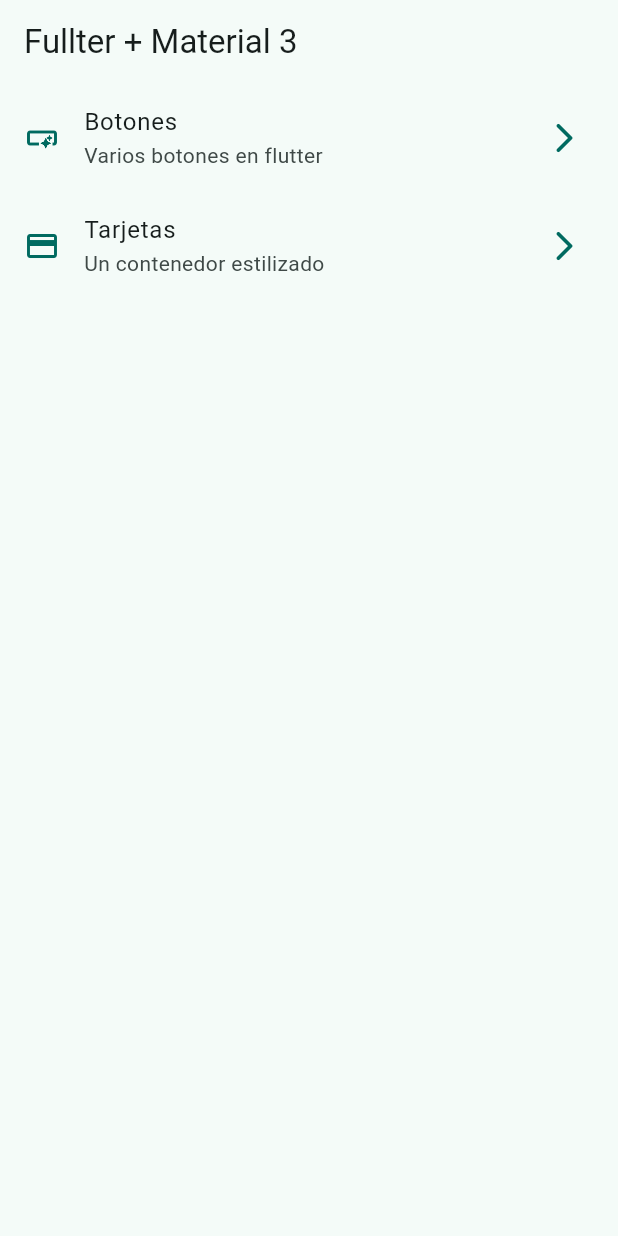
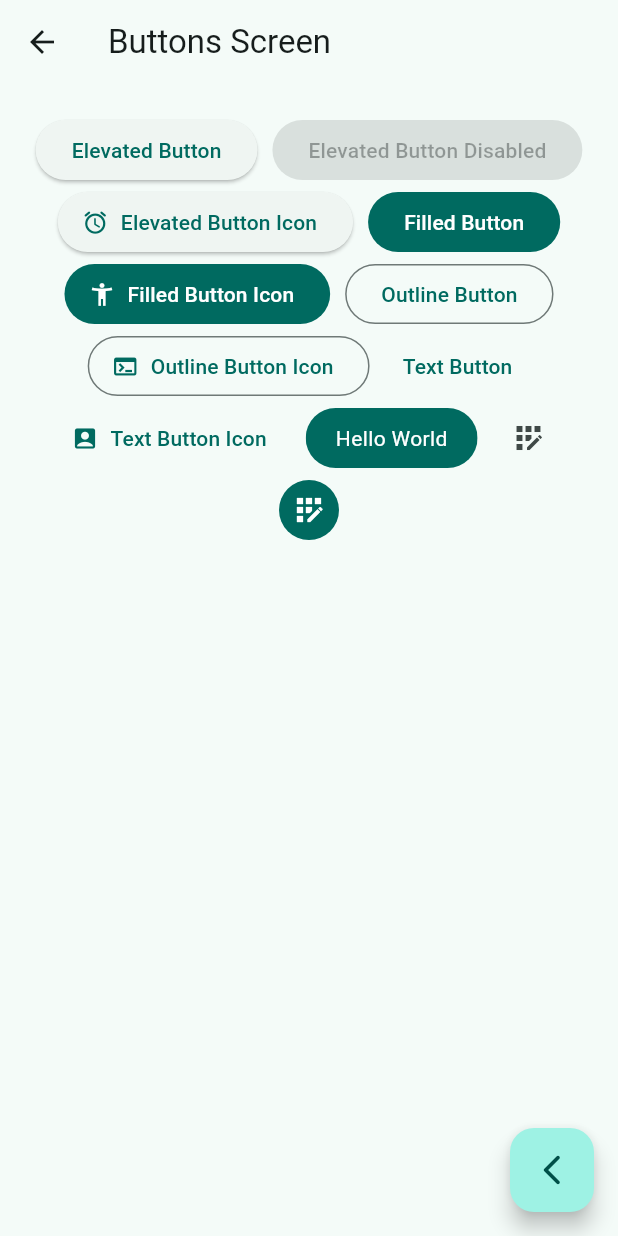
Before and after one commit to nicfuenzalidacontreras/flutter-movil, a Flutter app: the screen it shows after launch, after a tap on "Botones", on a phone screen of 412 x 824 dp. Run offline on Flutter 3.47's test engine with Material 2 defaults, Android fonts, the phone set to English and light mode, and no system bars; our stand-ins replace animate_do, dio, go_router, video_player.

Commit message:
widgets app parte dos

```diff
--- /dev/null
+++ b/05_widgets_app/lib/config/router/app_router.dart
@@ -0,0 +1,23 @@
+import 'package:go_router/go_router.dart';
+import 'package:widgets_app/presentation/screens/screens.dart';
+
+final appRouter = GoRouter(
+  initialLocation: '/',
+  routes: [
+    GoRoute(
+      path: '/',
+      name: HomeScreen.name,
+      builder: (context, state) => const HomeScreen(),
+    ),
+    GoRoute(
+      path: '/buttons',
+      name: ButtonsScreen.name,
+      builder: (context, state) => const ButtonsScreen(),
+    ),
+    GoRoute(
+      path: '/cards',
+      name: CardsScreen.name,
+      builder: (context, state) => const CardsScreen(),
+    ),
+  ],
+);
--- a/05_widgets_app/lib/main.dart
+++ b/05_widgets_app/lib/main.dart
@@ -1,6 +1,6 @@
 import 'package:flutter/material.dart';
+import 'package:widgets_app/config/router/app_router.dart';
 import 'package:widgets_app/config/themes/app_theme.dart';
-import 'package:widgets_app/presentation/screens/home/home_screen.dart';
 
 void main() {
   runApp(const MainApp());
@@ -11,10 +11,10 @@
 
   @override
   Widget build(BuildContext context) {
-    return MaterialApp(
+    return MaterialApp.router(
+      routerConfig: appRouter,
       debugShowCheckedModeBanner: false,
       theme: AppTheme(selectedColor: 1).getTheme(),
-      home: const HomeScreen(),
     );
   }
 }
--- /dev/null
+++ b/05_widgets_app/lib/presentation/screens/buttons/buttons_screen.dart
@@ -0,0 +1,108 @@
+import 'package:flutter/material.dart';
+import 'package:go_router/go_router.dart';
+
+class ButtonsScreen extends StatelessWidget {
+  static const String name = 'buttons_screen';
+
+  const ButtonsScreen({super.key});
+
+  @override
+  Widget build(BuildContext context) {
+    return Scaffold(
+      appBar: AppBar(
+        title: const Text('Buttons Screen'),
+      ),
+      body: const _ButtonsView(),
+      floatingActionButton: FloatingActionButton(
+        child: const Icon(Icons.arrow_back_ios_new_rounded),
+        onPressed: () {
+          context.pop();
+        },
+      ),
+    );
+  }
+}
+
+class _ButtonsView extends StatelessWidget {
+  const _ButtonsView({
+    super.key,
+  });
+
+  @override
+  Widget build(BuildContext context) {
+    final colors = Theme.of(context).colorScheme;
+
+    return SizedBox(
+      width: double.infinity,
+      child: Padding(
+        padding: const EdgeInsets.symmetric(horizontal: 10, vertical: 20),
+        child: Wrap(
+          spacing: 10,
+          crossAxisAlignment: WrapCrossAlignment.center,
+          alignment: WrapAlignment.center,
+          children: [
+            ElevatedButton(
+                onPressed: () {}, child: const Text('Elevated Button')),
+            const ElevatedButton(
+                onPressed: null, child: Text('Elevated Button Disabled')),
+            ElevatedButton.icon(
+              onPressed: () {},
+              icon: const Icon(Icons.access_alarm_rounded),
+              label: const Text('Elevated Button Icon'),
+            ),
+            FilledButton(onPressed: () {}, child: const Text('Filled Button')),
+            FilledButton.icon(
+                onPressed: () {},
+                icon: const Icon(Icons.accessibility_new),
+                label: const Text('Filled Button Icon')),
+            OutlinedButton(
+                onPressed: () {}, child: const Text('Outline Button')),
+            OutlinedButton.icon(
+              onPressed: () {},
+              icon: const Icon(Icons.terminal),
+              label: const Text('Outline Button Icon'),
+            ),
+            TextButton(onPressed: () {}, child: const Text('Text Button')),
+            TextButton.icon(
+              onPressed: () {},
+              icon: const Icon(Icons.account_box_rounded),
+              label: const Text('Text Button Icon'),
+            ),
+            const CustomButton(),
+            IconButton(
+                onPressed: () {}, icon: const Icon(Icons.app_registration)),
+            IconButton(
+                onPressed: () {},
+                icon: const Icon(Icons.app_registration),
+                style: ButtonStyle(
+                    backgroundColor: MaterialStatePropertyAll(colors.primary),
+                    iconColor: const MaterialStatePropertyAll(Colors.white))),
+          ],
+        ),
+      ),
+    );
+  }
+}
+
+class CustomButton extends StatelessWidget {
+  const CustomButton({super.key});
+
+  @override
+  Widget build(BuildContext context) {
+    final colors = Theme.of(context).colorScheme;
+
+    return ClipRRect(
+      borderRadius: BorderRadius.circular(20),
+      child: Material(
+        color: colors.primary,
+        child: InkWell(
+          onTap: () {},
+          child: const Padding(
+            padding: EdgeInsets.symmetric(horizontal: 20, vertical: 10),
+            child: Text('Hello World', style: TextStyle(color: Colors.white)),
+          ),
+        ),
+      ),
+    );
+  }
+}
--- /dev/null
+++ b/05_widgets_app/lib/presentation/screens/cards/cards_screen.dart
@@ -0,0 +1,17 @@
+import 'package:flutter/material.dart';
+
+class CardsScreen extends StatelessWidget {
+  static const String name = 'cards_screen';
+
+  const CardsScreen({super.key});
+
+  @override
+  Widget build(BuildContext context) {
+    return Scaffold(
+      appBar: AppBar(
+        title: const Text('Cards Screen'),
+      ),
+      body: const Placeholder(),
+    );
+  }
+}
--- a/05_widgets_app/lib/presentation/screens/home/home_screen.dart
+++ b/05_widgets_app/lib/presentation/screens/home/home_screen.dart
@@ -1,7 +1,10 @@
 import 'package:flutter/material.dart';
+import 'package:go_router/go_router.dart';
 import 'package:widgets_app/config/menu/menu_items.dart';
 
 class HomeScreen extends StatelessWidget {
+  static const String name = 'home_screen';
+
   const HomeScreen({super.key});
 
   @override
@@ -52,7 +55,15 @@
       title: Text(menuItem.title),
       subtitle: Text(menuItem.subTitle),
       onTap: () {
-        //TODO: navegar a otra pantalla.
+        context.push(menuItem.link);
+        //*context.pushNamed(CardsScreen.name);
+
+        //*Navigator.of(context).push(
+        //*MaterialPageRoute(
+        //*builder: (context) => const ButtonsScreen(),
+        //*),
+        //*);
+        //*Navigator.pushNamed(context, menuItem.link);
       },
     );
   }
--- /dev/null
+++ b/05_widgets_app/lib/presentation/screens/screens.dart
@@ -0,0 +1,3 @@
+export 'package:widgets_app/presentation/screens/home/home_screen.dart';
+export 'package:widgets_app/presentation/screens/buttons/buttons_screen.dart';
+export 'package:widgets_app/presentation/screens/cards/cards_screen.dart';
--- a/05_widgets_app/pubspec.yaml
+++ b/05_widgets_app/pubspec.yaml
@@ -9,6 +9,7 @@
 dependencies:
   flutter:
     sdk: flutter
+  go_router: ^12.1.1
 
 dev_dependencies:
   flutter_test:
```
Also changed, not shown: 05_widgets_app/pubspec.lock.
